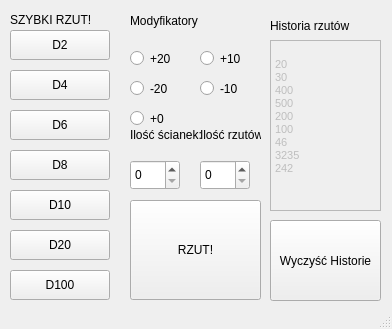
This is mainwindow.ui in Johny250353/RollforPA as Qt 5 draws it before an edit. The edited form follows.
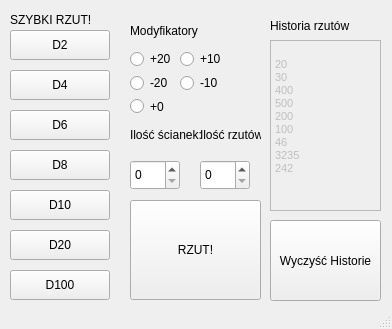
This is the edited form.

Commit message:
prawie koniec
poprawione speed roll
skonczony roll dowolny

The edit to the form file:
```diff
--- a/mainwindow.ui
+++ b/mainwindow.ui
@@ -342,7 +342,7 @@
     <property name="geometry">
      <rect>
       <x>130</x>
-      <y>10</y>
+      <y>20</y>
       <width>101</width>
       <height>21</height>
      </rect>
@@ -351,70 +351,52 @@
      <string>Modyfikatory</string>
     </property>
    </widget>
+   <widget class="QWidget" name="">
+    <property name="geometry">
+     <rect>
+      <x>130</x>
+      <y>50</y>
+      <width>94</width>
+      <height>65</height>
+     </rect>
+    </property>
+    <layout class="QGridLayout" name="gridLayout">
+     <item row="0" column="0">
    <widget class="QRadioButton" name="p20">
-    <property name="geometry">
-     <rect>
-      <x>130</x>
-      <y>50</y>
-      <width>41</width>
-      <height>17</height>
-     </rect>
-    </property>
     <property name="text">
      <string>+20</string>
     </property>
    </widget>
+     </item>
+     <item row="0" column="1">
    <widget class="QRadioButton" name="p10">
-    <property name="geometry">
-     <rect>
-      <x>200</x>
-      <y>50</y>
-      <width>51</width>
-      <height>17</height>
-     </rect>
-    </property>
     <property name="text">
      <string>+10</string>
     </property>
    </widget>
+     </item>
+     <item row="1" column="0">
    <widget class="QRadioButton" name="m20">
-    <property name="geometry">
-     <rect>
-      <x>130</x>
-      <y>80</y>
-      <width>41</width>
-      <height>17</height>
-     </rect>
-    </property>
     <property name="text">
      <string>-20</string>
     </property>
    </widget>
+     </item>
+     <item row="1" column="1">
    <widget class="QRadioButton" name="m10">
-    <property name="geometry">
-     <rect>
-      <x>200</x>
-      <y>80</y>
-      <width>41</width>
-      <height>17</height>
-     </rect>
-    </property>
     <property name="text">
      <string>-10</string>
     </property>
    </widget>
+     </item>
+     <item row="2" column="0" colspan="2">
    <widget class="QRadioButton" name="p0">
-    <property name="geometry">
-     <rect>
-      <x>130</x>
-      <y>110</y>
-      <width>82</width>
-      <height>17</height>
-     </rect>
-    </property>
     <property name="text">
      <string>+0</string>
     </property>
+      </widget>
+     </item>
+    </layout>
    </widget>
   </widget>
   <widget class="QStatusBar" name="statusbar"/>
```
Left out of the diff: 6 changed lines with no effect on the pictures. Lines whose indentation alone changed are shown as unchanged. The commit also changes 2 other files.
